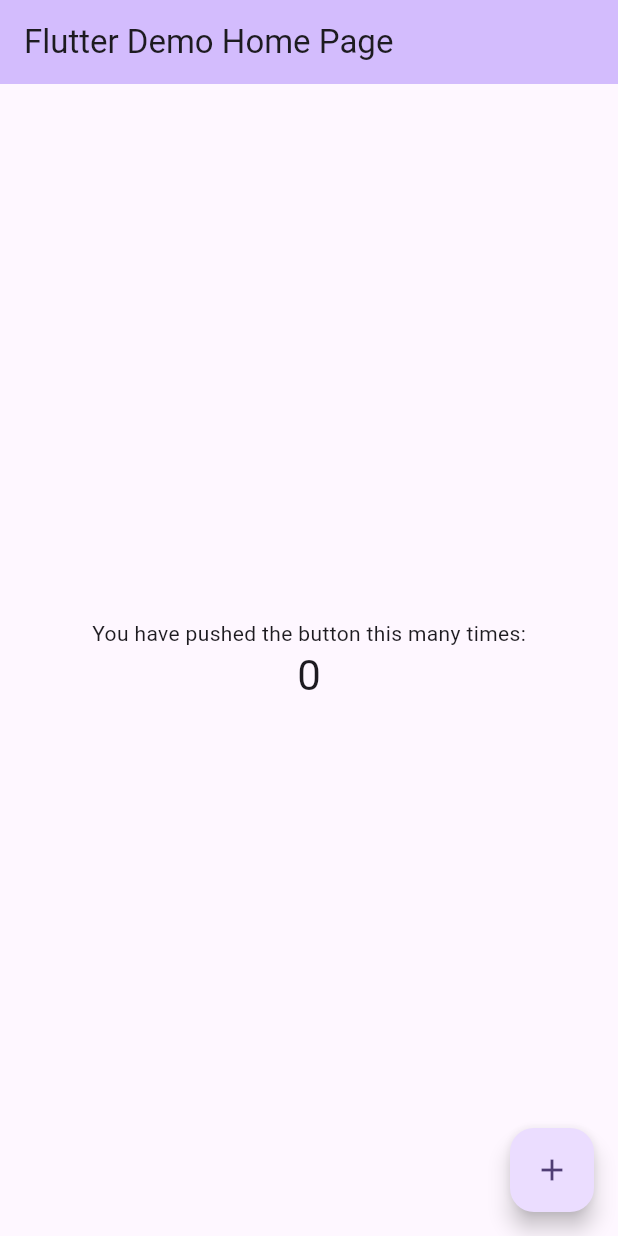
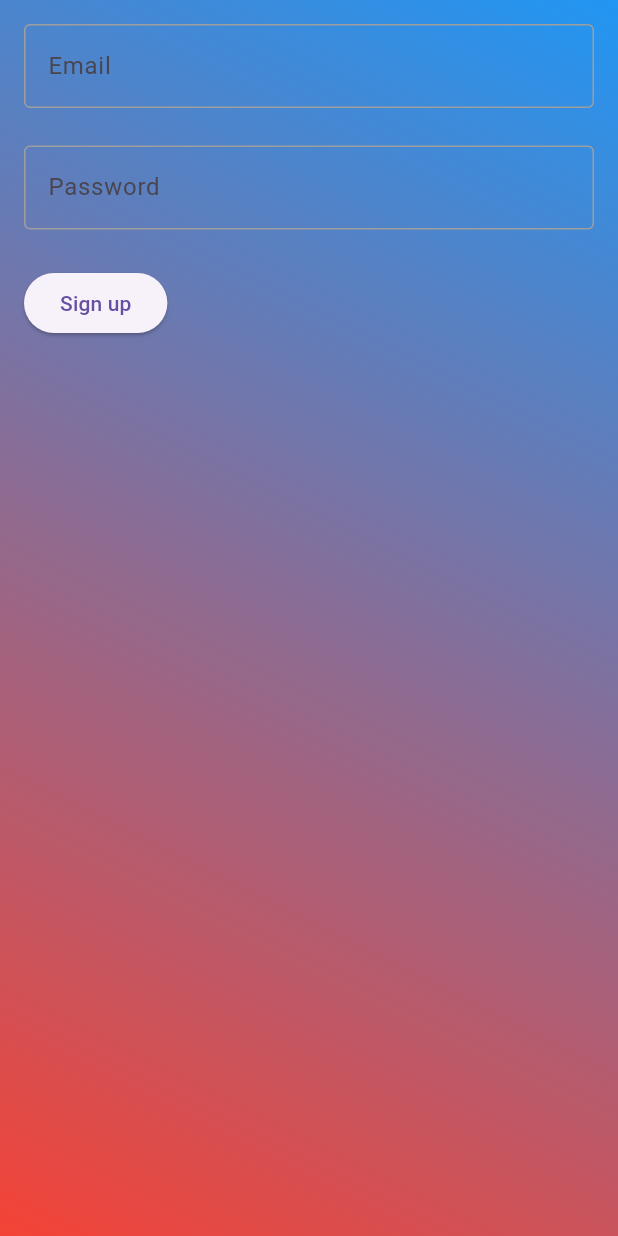
Before and after one commit to trailblazer7/flutter_auth, a Flutter app: the screen it shows after launch, on a phone screen of 412 x 824 dp. Run offline on Flutter 3.47's test engine with Material 3 defaults, Android fonts, the phone set to English and light mode, and no system bars.

```diff
--- a/lib/main.dart
+++ b/lib/main.dart
@@ -1,125 +1,198 @@
 import 'package:flutter/material.dart';
 
 void main() {
-  runApp(const MyApp());
+  runApp(MyApp());
 }
 
 class MyApp extends StatelessWidget {
   const MyApp({super.key});
 
-  // This widget is the root of your application.
   @override
   Widget build(BuildContext context) {
-    return MaterialApp(
-      title: 'Flutter Demo',
-      theme: ThemeData(
-        // This is the theme of your application.
-        //
-        // TRY THIS: Try running your application with "flutter run". You'll see
-        // the application has a purple toolbar. Then, without quitting the app,
-        // try changing the seedColor in the colorScheme below to Colors.green
-        // and then invoke "hot reload" (save your changes or press the "hot
-        // reload" button in a Flutter-supported IDE, or press "r" if you used
-        // the command line to start the app).
-        //
-        // Notice that the counter didn't reset back to zero; the application
-        // state is not lost during the reload. To reset the state, use hot
-        // restart instead.
-        //
-        // This works for code too, not just values: Most code changes can be
-        // tested with just a hot reload.
-        colorScheme: ColorScheme.fromSeed(seedColor: Colors.deepPurple),
-        useMaterial3: true,
-      ),
-      home: const MyHomePage(title: 'Flutter Demo Home Page'),
+    return const MaterialApp(
+      debugShowCheckedModeBanner: false,
+      title: 'Sign Up',
+      home: AuthorizationForm(),
     );
   }
 }
 
-class MyHomePage extends StatefulWidget {
-  const MyHomePage({super.key, required this.title});
-
-  // This widget is the home page of your application. It is stateful, meaning
-  // that it has a State object (defined below) that contains fields that affect
-  // how it looks.
-
-  // This class is the configuration for the state. It holds the values (in this
-  // case the title) provided by the parent (in this case the App widget) and
-  // used by the build method of the State. Fields in a Widget subclass are
-  // always marked "final".
-
-  final String title;
+class AuthorizationForm extends StatefulWidget {
+  const AuthorizationForm({super.key});
 
   @override
-  State<MyHomePage> createState() => _MyHomePageState();
+  _AuthorizationFormState createState() => _AuthorizationFormState();
 }
 
-class _MyHomePageState extends State<MyHomePage> {
-  int _counter = 0;
+class _AuthorizationFormState extends State<AuthorizationForm> {
+  final _formKey = GlobalKey<FormState>();
+  String _email = '';
+  String _password = '';
+  bool _submitted = false;
 
-  void _incrementCounter() {
+  Map<String, bool> _emailErrors = {
+    'empty': false,
+    'format': false,
+  };
+  Map<String, bool> _passwordErrors = {
+    'empty': false,
+    'lengthMin': false,
+    'lengthMax': false,
+    'uppercase': false,
+    'digit': false,
+  };
+
+  void _validateEmail(String value) {
+    _emailErrors['empty'] = value.isEmpty;
+    _emailErrors['format'] = !RegExp(r'^[\w-.]+@([\w-]+\.)+[\w-]{2,4}$').hasMatch(value);
+  }
+
+  void _validatePassword(String value) {
+    _passwordErrors['empty'] = value.isEmpty;
+    _passwordErrors['lengthMin'] = value.length < 8;
+    _passwordErrors['lengthMax'] = value.length > 64;
+    _passwordErrors['uppercase'] = !RegExp(r'[A-Z]').hasMatch(value);
+    _passwordErrors['digit'] = !RegExp(r'[0-9]').hasMatch(value);
+  }
+
+  void _submitForm() {
     setState(() {
-      // This call to setState tells the Flutter framework that something has
-      // changed in this State, which causes it to rerun the build method below
-      // so that the display can reflect the updated values. If we changed
-      // _counter without calling setState(), then the build method would not be
-      // called again, and so nothing would appear to happen.
-      _counter++;
+      _submitted = true;
+      _validateEmail(_email);
+      _validatePassword(_password);
     });
+
+    if (_emailErrors.values.every((e) => !e) && _passwordErrors.values.every((e) => !e)) {
+      showDialog(
+        context: context,
+        builder: (BuildContext context) {
+          return AlertDialog(
+            title: const Text('Sign up'),
+            content: const Text('Sign up success'),
+            actions: <Widget>[
+              TextButton(
+                child: const Text('OK'),
+                onPressed: () {
+                  Navigator.of(context).pop();
+                },
+              ),
+            ],
+          );
+        },
+      );
+    }
+  }
+
+  Widget _buildErrorText(String message, bool hasError) {
+    return _submitted
+      ? Text(
+          message,
+          style: TextStyle(
+            color: hasError ? Colors.red : Colors.green,
+          ),
+        )
+      : const SizedBox.shrink();
   }
 
   @override
   Widget build(BuildContext context) {
-    // This method is rerun every time setState is called, for instance as done
-    // by the _incrementCounter method above.
-    //
-    // The Flutter framework has been optimized to make rerunning build methods
-    // fast, so that you can just rebuild anything that needs updating rather
-    // than having to individually change instances of widgets.
     return Scaffold(
-      appBar: AppBar(
-        // TRY THIS: Try changing the color here to a specific color (to
-        // Colors.amber, perhaps?) and trigger a hot reload to see the AppBar
-        // change color while the other colors stay the same.
-        backgroundColor: Theme.of(context).colorScheme.inversePrimary,
-        // Here we take the value from the MyHomePage object that was created by
-        // the App.build method, and use it to set our appbar title.
-        title: Text(widget.title),
-      ),
       body: Center(
-        // Center is a layout widget. It takes a single child and positions it
-        // in the middle of the parent.
-        child: Column(
-          // Column is also a layout widget. It takes a list of children and
-          // arranges them vertically. By default, it sizes itself to fit its
-          // children horizontally, and tries to be as tall as its parent.
-          //
-          // Column has various properties to control how it sizes itself and
-          // how it positions its children. Here we use mainAxisAlignment to
-          // center the children vertically; the main axis here is the vertical
-          // axis because Columns are vertical (the cross axis would be
-          // horizontal).
-          //
-          // TRY THIS: Invoke "debug painting" (choose the "Toggle Debug Paint"
-          // action in the IDE, or press "p" in the console), to see the
-          // wireframe for each widget.
-          mainAxisAlignment: MainAxisAlignment.center,
-          children: <Widget>[
-            const Text(
-              'You have pushed the button this many times:',
+        child: Container(
+          decoration: const BoxDecoration(
+            gradient: LinearGradient(
+              begin: Alignment.topRight,
+              end: Alignment.bottomLeft,
+              colors: [
+                Colors.blue,
+                Colors.red,
+              ],
+            )
+          ),
+          child: Padding(
+            padding: const EdgeInsets.all(16.0),
+            child: Form(
+              key: _formKey,
+              child: Column(
+                crossAxisAlignment: CrossAxisAlignment.start,
+                children: <Widget>[
+                  TextFormField(
+                    decoration: InputDecoration(
+                      hintText: 'Email',
+                      border: const OutlineInputBorder(),
+                      enabledBorder: OutlineInputBorder(
+                        borderSide: BorderSide(
+                          color: _submitted && _emailErrors.values.any((e) => e) ? Colors.red : Colors.grey,
+                        ),
+                      ),
+                      focusedBorder: OutlineInputBorder(
+                        borderSide: BorderSide(
+                          color: _submitted && _emailErrors.values.any((e) => e) ? Colors.red : Colors.grey,
+                        ),
+                      ),
+                    ),
+                    keyboardType: TextInputType.emailAddress,
+                    onChanged: (value) {
+                      setState(() {
+                        _email = value;
+                        if (_submitted) _validateEmail(value);
+                      });
+                    },
+                  ),
+                  const SizedBox(height: 5),
+                  Column(
+                    crossAxisAlignment: CrossAxisAlignment.start,
+                    children: [
+                      _buildErrorText('Email is required', _emailErrors['empty']!),
+                      _buildErrorText('Invalid email address', _emailErrors['format']!),
+                    ],
+                  ),
+                  const SizedBox(height: 20),
+                  TextFormField(
+                    decoration: InputDecoration(
+                      hintText: 'Password',
+                      border: const OutlineInputBorder(),
+                      enabledBorder: OutlineInputBorder(
+                        borderSide: BorderSide(
+                          color: _submitted && _passwordErrors.values.any((e) => e) ? Colors.red : Colors.grey,
+                        ),
+                      ),
+                      focusedBorder: OutlineInputBorder(
+                        borderSide: BorderSide(
+                          color: _submitted && _passwordErrors.values.any((e) => e) ? Colors.red : Colors.grey,
+                        ),
+                      ),
+                    ),
+                    obscureText: true,
+                    onChanged: (value) {
+                      setState(() {
+                        _password = value;
+                        if (_submitted) _validatePassword(value);
+                      });
+                    },
+                  ),
+                  const SizedBox(height: 5),
+                  Column(
+                    crossAxisAlignment: CrossAxisAlignment.start,
+                    children: [
+                      _buildErrorText('Password is required', _passwordErrors['empty']!),
+                      _buildErrorText('8 characters or more (no spaces)', _passwordErrors['lengthMin']!),
+                      _buildErrorText('No more than 64 characters', _passwordErrors['lengthMax']!),
+                      _buildErrorText('Uppercase and lowercase letters', _passwordErrors['uppercase']!),
+                      _buildErrorText('At least one digit', _passwordErrors['digit']!),
+                    ],
+                  ),
+                  const SizedBox(height: 20),
+                  ElevatedButton(
+                    onPressed: _submitForm,
+                    child: const Text('Sign up'),
+                  ),
+                ],
+              ),
             ),
-            Text(
-              '$_counter',
-              style: Theme.of(context).textTheme.headlineMedium,
-            ),
-          ],
+          ),
         ),
-      ),
-      floatingActionButton: FloatingActionButton(
-        onPressed: _incrementCounter,
-        tooltip: 'Increment',
-        child: const Icon(Icons.add),
-      ), // This trailing comma makes auto-formatting nicer for build methods.
+      )
     );
   }
 }
```
